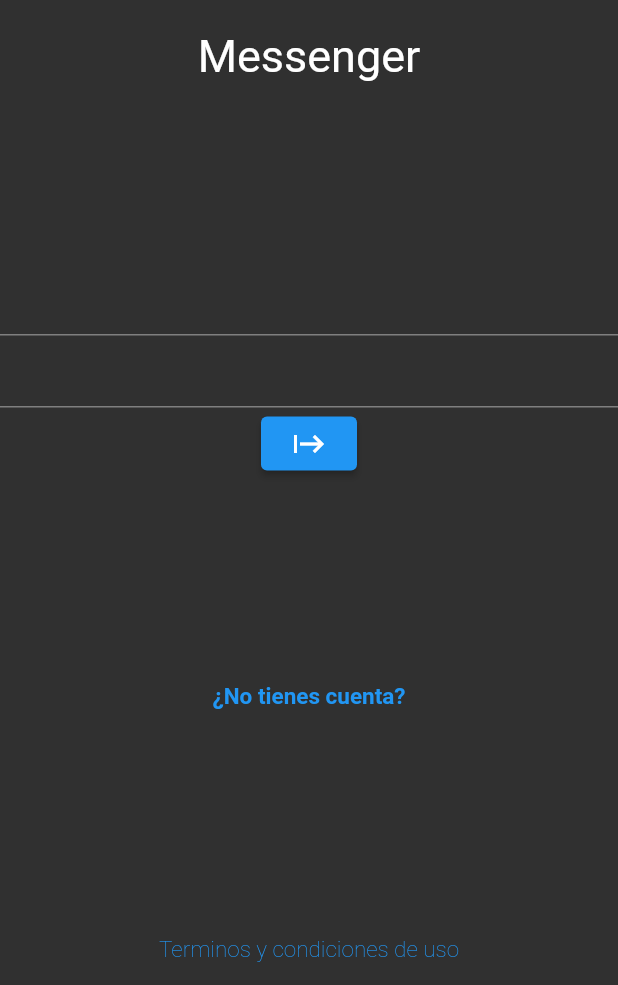
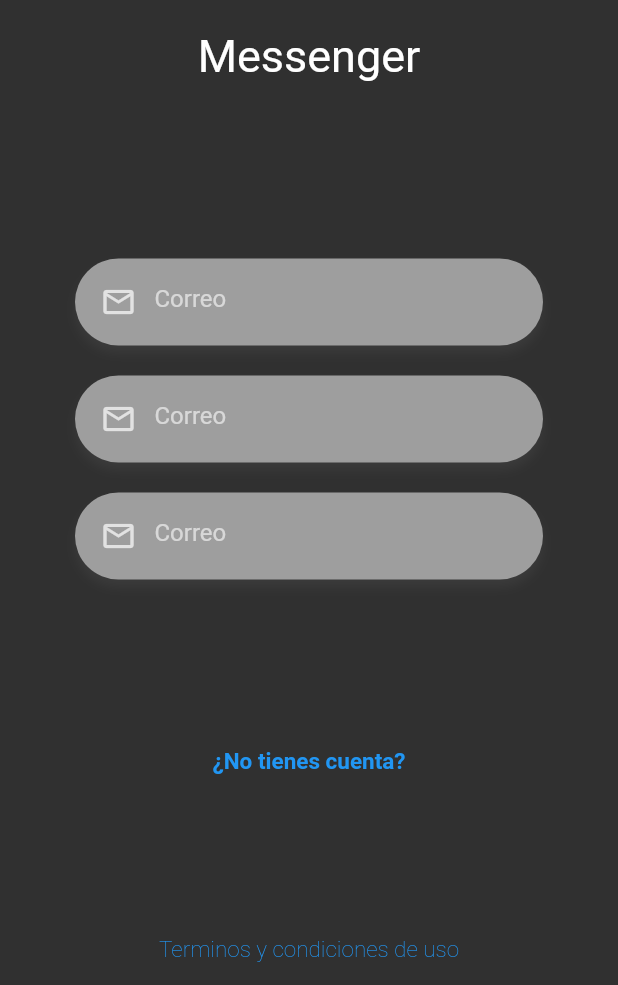
Before and after one commit to CVDE94/RealTime-Chat, a Flutter app: the screen it shows after launch, on a phone screen of 412 x 824 dp, the part 251-1236 px from its top. Run offline on Flutter 3.47's test engine with Material 2 defaults, Android fonts, the phone set to English and light mode, and no system bars; our stand-ins replace google_fonts.

Commit message:
Seccion 6: Clase 52 (CustomInputField)

```diff
--- a/lib/pages/login_page.dart
+++ b/lib/pages/login_page.dart
@@ -1,5 +1,8 @@
+// ignore_for_file: avoid_unnecessary_containers
+
 import 'package:flutter/material.dart';
 import 'package:google_fonts/google_fonts.dart';
+import 'package:real_time_chat/widgets/widgets.dart';
 
 class LoginPage extends StatelessWidget {
   const LoginPage({Key? key}) : super(key: key);
@@ -29,7 +32,7 @@ class _Logo extends StatelessWidget {
   Widget build(BuildContext context) {
     return Center(
       child: Container(
-        margin: EdgeInsets.only(top: 50),
+        margin: const EdgeInsets.only(top: 50),
         width: 170,
         child: Column(
           children: [
@@ -54,11 +57,16 @@ class _FormState extends State<Form> {
   @override
   Widget build(BuildContext context) {
     return Container(
+      margin: const EdgeInsets.only(top: 40),
+      padding: const EdgeInsets.symmetric(horizontal: 50),
       child: Column(
-        children: [
-          TextFormField(),
-          TextFormField(),
-          ElevatedButton(onPressed: () {}, child: Icon(Icons.start_outlined))
+        children: const [
+          DesingTextFormField(),
+          DesingTextFormField(),
+          DesingTextFormField(),
+
+          //TODO: Crear un boton
+          //ElevatedButton(onPressed: () {}, child: Icon(Icons.start_outlined))
         ],
       ),
     );
--- /dev/null
+++ b/lib/widgets/desing_text_form_field.dart
@@ -0,0 +1,33 @@
+import 'package:flutter/material.dart';
+
+class DesingTextFormField extends StatelessWidget {
+  const DesingTextFormField({Key? key}) : super(key: key);
+  @override
+  Widget build(BuildContext context) {
+    return Container(
+      margin: EdgeInsets.only(bottom: 20),
+      padding: const EdgeInsets.only(top: 5, left: 5, bottom: 5, right: 20),
+      decoration: BoxDecoration(
+          color: Colors.grey,
+          borderRadius: BorderRadius.circular(30),
+          boxShadow: [
+            BoxShadow(
+              color: Colors.white.withOpacity(0.05),
+              offset: const Offset(0, 5),
+              blurRadius: 5,
+            ),
+          ]),
+      child: TextFormField(
+        autocorrect: false,
+        keyboardType: TextInputType.emailAddress,
+        obscureText: false,
+        decoration: const InputDecoration(
+          prefixIcon: Icon(Icons.email_outlined),
+          focusedBorder: InputBorder.none,
+          border: InputBorder.none,
+          hintText: 'Correo',
+        ),
+      ),
+    );
+  }
+}
--- /dev/null
+++ b/lib/widgets/widgets.dart
@@ -0,0 +1 @@
+export 'package:real_time_chat/widgets/desing_text_form_field.dart';
```
